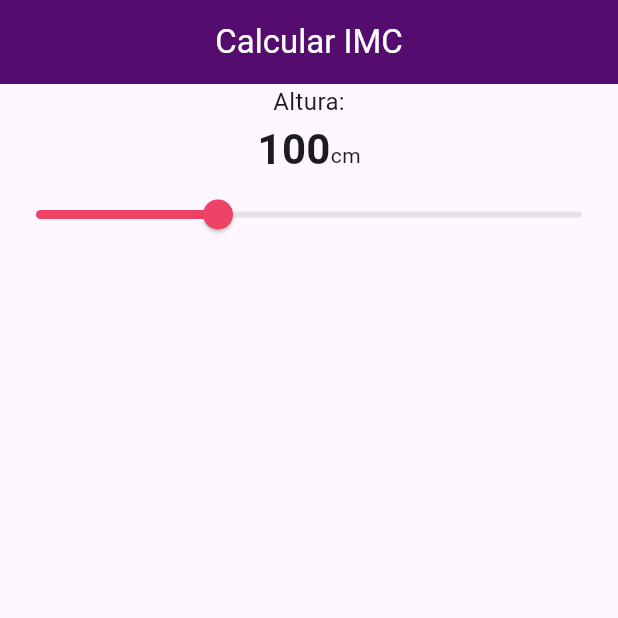
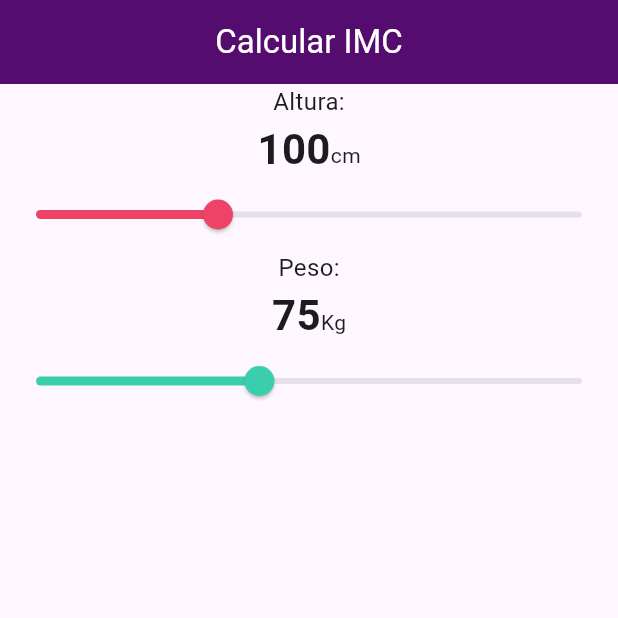
Before and after one commit to eeBarrionuevo/bmiapp_g9, a Flutter app: the screen it shows after launch, on a phone screen of 412 x 824 dp, the top half of it. Run offline on Flutter 3.47's test engine with Material 3 defaults, Android fonts, the phone set to English and light mode, and no system bars.

Commit message:
Changed Weight Slider

```diff
--- a/lib/main.dart
+++ b/lib/main.dart
@@ -22,6 +22,7 @@ class HomePage extends StatefulWidget {
 class _HomePageState extends State<HomePage> {
 
   double height = 100.0;
+  double weight = 75.0;
 
 
   @override
@@ -78,6 +79,48 @@ class _HomePageState extends State<HomePage> {
               });
             },
           ),
+
+          Text(
+            "Peso:",
+            style: TextStyle(
+              fontSize: 16.0,
+            ),
+          ),
+          Row(
+            crossAxisAlignment: CrossAxisAlignment.baseline,
+            mainAxisAlignment: MainAxisAlignment.center,
+            textBaseline: TextBaseline.alphabetic,
+            children: [
+              Text(
+                weight.toStringAsFixed(0),
+                style: TextStyle(
+                  fontSize: 28.0,
+                  fontWeight: FontWeight.bold,
+                ),
+              ),
+              Text(
+                "Kg",
+                style: TextStyle(
+                  fontSize: 14.0,
+                  fontWeight: FontWeight.normal,
+                ),
+              ),
+            ],
+          ),
+          Slider(
+            value: weight,
+            min: 30,
+            max: 140,
+            activeColor: Color(0xff3bceac),
+            onChanged: (double value){
+              weight = value;
+              setState(() {
+
+              });
+            },
+          ),
+
+
         ],
       ),
     );
```
